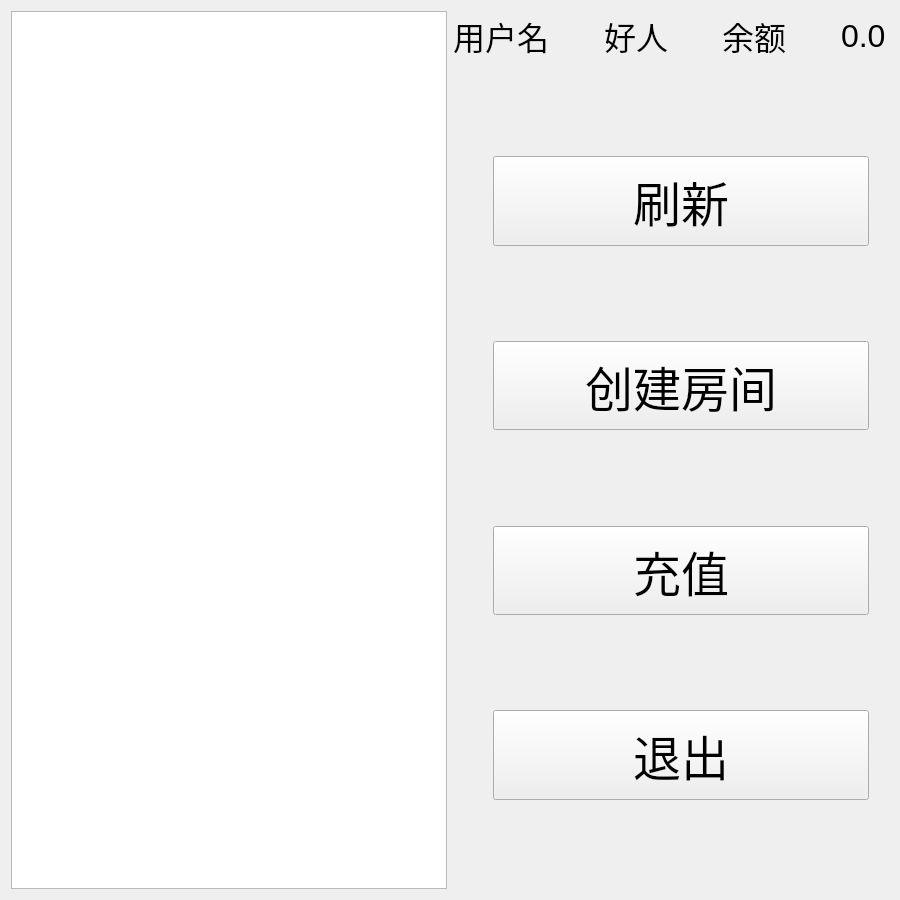
The window that client/w2.ui (meitanteiDapang/liveroom) describes before a commit, drawn with Qt 5.
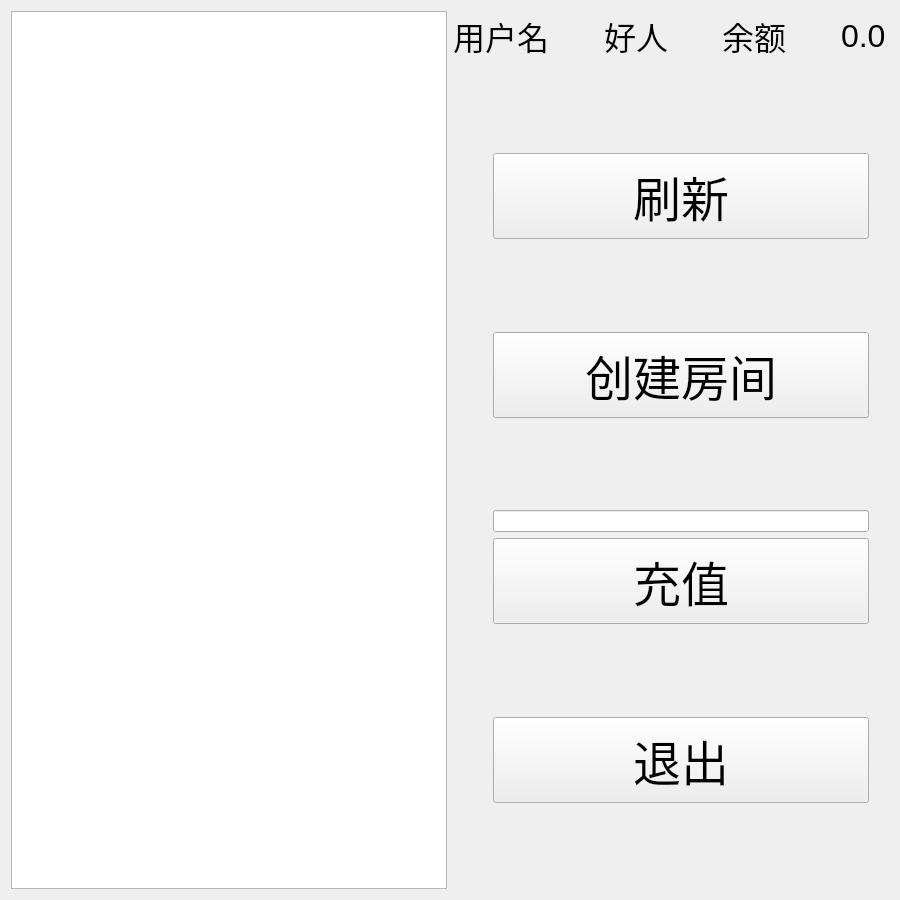
The same window after the commit.

```diff
--- a/client/w2.ui
+++ b/client/w2.ui
@@ -243,6 +243,13 @@
              </property>
             </spacer>
            </item>
+           <item>
+            <widget class="QLineEdit" name="money_le">
+             <property name="dragEnabled">
+              <bool>false</bool>
+             </property>
+            </widget>
+           </item>
            <item>
             <widget class="QPushButton" name="topup_pb">
              <property name="sizePolicy">
```
